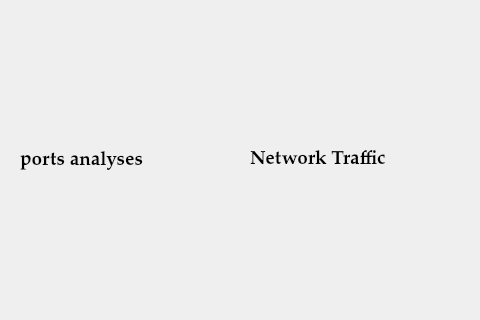
raedessid/PythonProject, file dashboard.ui: the form before one commit; both pictures show x 320 to 800 and y 150 to 470 of the 800 by 600 pixel window.
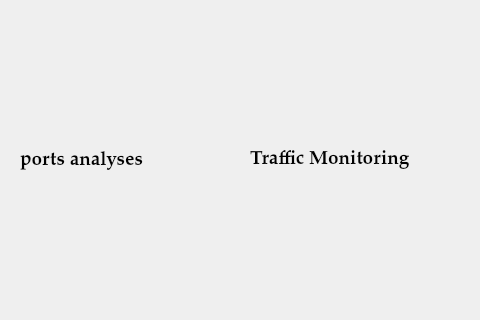
The form after the commit. Icons and pictures are not drawn.

The edit to the form file:
```diff
--- a/dashboard.ui
+++ b/dashboard.ui
@@ -77,7 +77,7 @@
     </font>
    </property>
    <property name="text">
-    <string>Network Traffic</string>
+    <string>Traffic Monitoring</string>
    </property>
   </widget>
   <widget class="QLabel" name="label_4">
```
